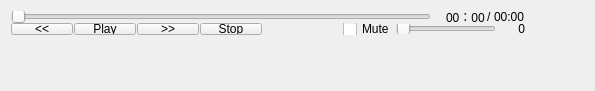
Above: src/play_control_window.ui from StevenHuang2020/VideoPlayer before the change. Below: the same form after it.
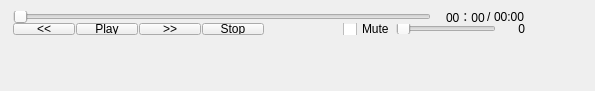
That is the form after the change.

Patch:
```diff
--- a/src/play_control_window.ui
+++ b/src/play_control_window.ui
@@ -253,7 +253,7 @@
       </property>
       <property name="sizeHint" stdset="0">
        <size>
-        <width>0</width>
+        <width>2</width>
         <height>20</height>
        </size>
       </property>
```
